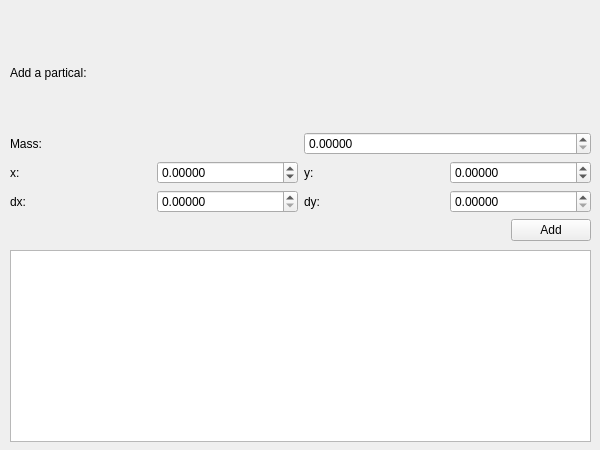
Qt form mainwindow.ui (xiaoyu2006/HowNewtonWorks) before a commit.
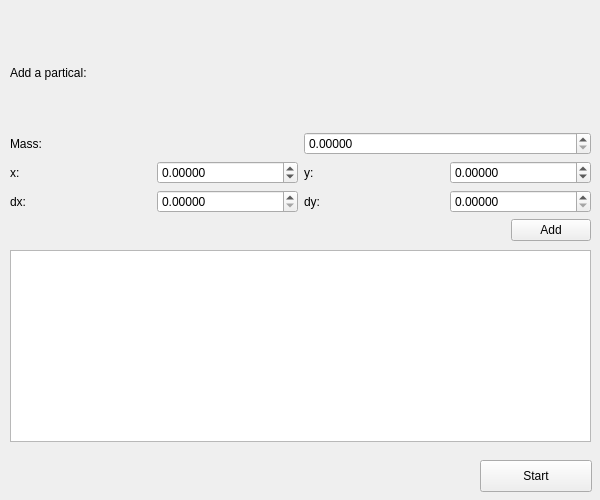
The same form after that commit.

Diff of the .ui file:
```diff
--- a/mainwindow.ui
+++ b/mainwindow.ui
@@ -7,7 +7,7 @@
     <x>0</x>
     <y>0</y>
     <width>600</width>
-    <height>450</height>
+    <height>500</height>
    </rect>
   </property>
   <property name="windowTitle">
@@ -192,6 +192,19 @@
      </rect>
     </property>
    </widget>
+   <widget class="QPushButton" name="startBtn">
+    <property name="geometry">
+     <rect>
+      <x>480</x>
+      <y>460</y>
+      <width>112</width>
+      <height>32</height>
+     </rect>
+    </property>
+    <property name="text">
+     <string>Start</string>
+    </property>
+   </widget>
   </widget>
  </widget>
  <resources/>
```
